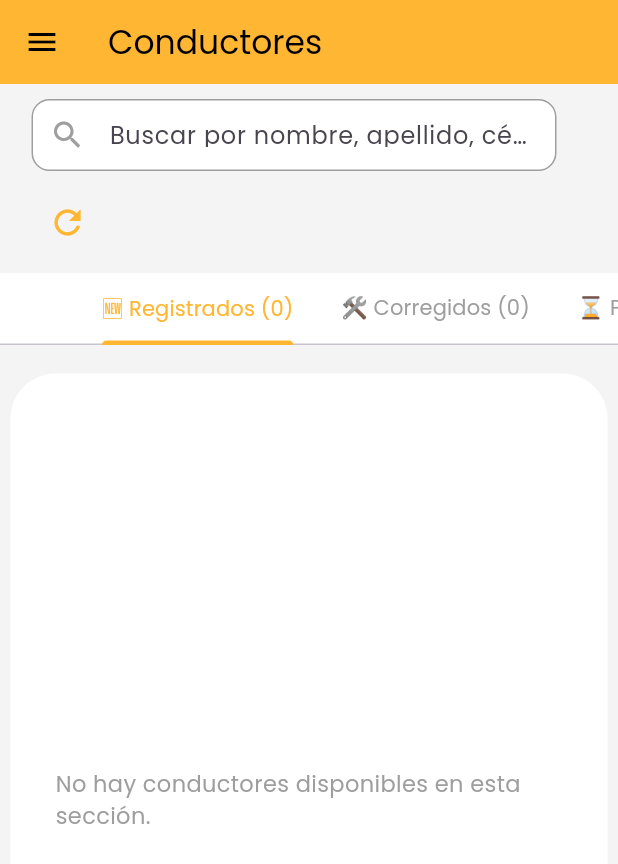
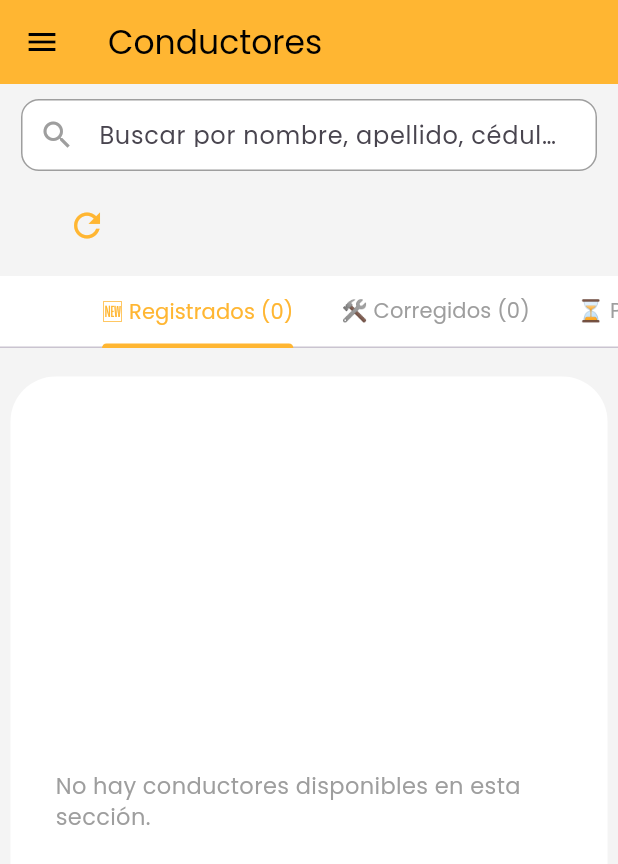
Before and after one commit to johnBernal1974/adminMetax, a Flutter app: the ConductoresPage widget shown alone on an empty page, opened directly, after a tap on the "refresh" icon, on a phone screen of 412 x 824 dp. Shown: the top 864 px of the screen. Run offline on Flutter 3.47's test engine with Material 3 defaults, Android fonts, the phone set to English and light mode, and no system bars; our stand-ins replace cached_network_image, cloud_firestore, cloud_functions, csv, file_picker, firebase_auth and 6 more; missing offline and left inert: audio_session, dart:html, dart:js, dart:ui_web, excel, firebase_app_check and 2 more; accounts and stored records are empty.

Commit message:
Se añade la busqueda por placas

```diff
--- a/lib/Pages/ConductoresPage/conductores_page.dart
+++ b/lib/Pages/ConductoresPage/conductores_page.dart
@@ -39,6 +39,8 @@ class _ConductoresPageState extends State<ConductoresPage> {
   bool cargandoActivosLocal = false;
   Timer? _debounce;
   int _initialTabIndex = 0; // Pestaña por defecto: Registrados (0)
+
+  Map<String, String> placasPorConductor = {};
 
   @override
   void initState() {
@@ -149,32 +151,63 @@ class _ConductoresPageState extends State<ConductoresPage> {
         (driver.the26CedulaTraseraFoto ?? "") == "rechazada";
   }
 
+
   Future<void> cargarErroresVehiculos() async {
-    final snapshot = await FirebaseFirestore.instance.collectionGroup("vehiculos").get();
+    final snapshot = await FirebaseFirestore.instance
+        .collectionGroup("vehiculos")
+        .get();
+
     Map<String, String> mapa = {};
+    Map<String, String> placas = {};
 
     for (var doc in snapshot.docs) {
       final data = doc.data();
       String estado = "";
 
-      if ((data["27_Tarjeta_Propiedad_Delantera_foto"] ?? "") == "corregida" ||
-          (data["28_Tarjeta_Propiedad_Trasera_foto"] ?? "") == "corregida") {
+      // Recuperar el conductor propietario del vehículo
+      final driverId = doc.reference.parent.parent?.id;
+
+      if (driverId == null) continue;
+
+      // Recuperar la placa del vehículo
+      final placa = (data["18_Placa"] ?? doc.id)
+          .toString()
+          .trim()
+          .toUpperCase();
+
+      if (placa.isNotEmpty) {
+        placas[driverId] = [
+          if (placas[driverId] != null) placas[driverId]!,
+          placa,
+        ].join(" ");
+      }
+
+      // Mantener la lógica actual de documentos corregidos/rechazados
+      if ((data["27_Tarjeta_Propiedad_Delantera_foto"] ?? "") ==
+          "corregida" ||
+          (data["28_Tarjeta_Propiedad_Trasera_foto"] ?? "") ==
+              "corregida") {
         estado = "corregida";
-      } else if ((data["27_Tarjeta_Propiedad_Delantera_foto"] ?? "") == "rechazada" ||
-          (data["28_Tarjeta_Propiedad_Trasera_foto"] ?? "") == "rechazada") {
+      } else if ((data["27_Tarjeta_Propiedad_Delantera_foto"] ?? "") ==
+          "rechazada" ||
+          (data["28_Tarjeta_Propiedad_Trasera_foto"] ?? "") ==
+              "rechazada") {
         estado = "rechazada";
       }
 
       if (estado.isNotEmpty) {
-        final driverId = data["driverId"];
         mapa[driverId] = estado;
       }
     }
 
+    if (!mounted) return;
+
     setState(() {
       driversEstadoVehiculo = mapa;
+      placasPorConductor = placas;
     });
   }
+
 
   List ordenarConductores(List lista) {
     lista.sort((a, b) {
@@ -206,86 +239,151 @@ class _ConductoresPageState extends State<ConductoresPage> {
     }
   }
 
+
+  bool _coincideBusqueda(Driver d, String q) {
+    if (q.isEmpty) return true;
+
+    final texto = q.toLowerCase().trim();
+
+    final nombres = (d.the01Nombres ?? "").toLowerCase();
+    final apellidos = (d.the02Apellidos ?? "").toLowerCase();
+    final documento = (d.the03NumeroDocumento ?? "").toLowerCase();
+    final celular = (d.the07Celular ?? "").toLowerCase();
+
+    // Placas recuperadas de la colección vehiculos
+    final placas = (placasPorConductor[d.id] ?? "").toLowerCase();
+
+    return nombres.contains(texto) ||
+        apellidos.contains(texto) ||
+        "$nombres $apellidos".contains(texto) ||
+        documento.contains(texto) ||
+        celular.contains(texto) ||
+        placas.contains(texto);
+  }
+
+
+
   @override
   Widget build(BuildContext context) {
     final driverProvider = Provider.of<DriverProvider>(context);
     final todosLosConductores = driverProvider.drivers;
     final bool puedeVerElite = _tienePermisoElite();
 
-    // 1. LÓGICA DE BÚSQUEDA (Nombre, Apellido, Cédula, Celular)
+    // 1. LÓGICA DE BÚSQUEDA
     final q = searchQuery.toLowerCase();
-    List filteredConductores = todosLosConductores.where((d) {
-      if (searchQuery.isEmpty) return true;
-      return (d.the01Nombres ?? "").toLowerCase().contains(q) ||
-          (d.the02Apellidos ?? "").toLowerCase().contains(q) ||
-          (d.the03NumeroDocumento ?? "").toLowerCase().contains(q) ||
-          (d.the07Celular ?? "").toLowerCase().contains(q);
-    }).toList();
+
+
+    List filteredConductores = todosLosConductores
+        .where((d) => _coincideBusqueda(d, q))
+        .toList();
+
 
     // 2. CATEGORÍAS
-    final registrados = ordenarConductores(filteredConductores.where((d) {
-      final estado = (d.verificacionStatus ?? "").toLowerCase().trim();
-      return estado == "registrado" && !tieneCorregida(d) && !tieneRechazada(d);
-    }).toList());
+    final registrados = ordenarConductores(
+      filteredConductores.where((d) {
+        final estado =
+        (d.verificacionStatus ?? "").toLowerCase().trim();
 
-    final corregidos = ordenarConductores(filteredConductores.where((d) {
-      final estado = (d.verificacionStatus ?? "").toLowerCase().trim();
+        return estado == "registrado" &&
+            !tieneCorregida(d) &&
+            !tieneRechazada(d);
+      }).toList(),
+    );
+
+    final corregidos = ordenarConductores(
+      filteredConductores.where((d) {
+        final estado =
+        (d.verificacionStatus ?? "").toLowerCase().trim();
         final estadoVehiculo = driversEstadoVehiculo[d.id];
-      if (estado == "bloqueado" || d.the38EstaBloqueado == true) return false;
-      return tieneCorregida(d) || estadoVehiculo == "corregida";
-    }).toList());
 
-    final rechazados = ordenarConductores(filteredConductores.where((d) {
-      final estado = (d.verificacionStatus ?? "").toLowerCase().trim();
-      if (estado == "bloqueado" || d.the38EstaBloqueado == true) return false;
+        if (estado == "bloqueado" ||
+            d.the38EstaBloqueado == true) {
+          return false;
+        }
+
+        return tieneCorregida(d) ||
+            estadoVehiculo == "corregida";
+      }).toList(),
+    );
+
+    final rechazados = ordenarConductores(
+      filteredConductores.where((d) {
+        final estado =
+        (d.verificacionStatus ?? "").toLowerCase().trim();
+
+        if (estado == "bloqueado" ||
+            d.the38EstaBloqueado == true) {
+          return false;
+        }
+
         return tieneRechazada(d) && !tieneCorregida(d);
-    }).toList());
+      }).toList(),
+    );
 
-    final procesando = ordenarConductores(filteredConductores.where((d) {
-      final estado = (d.verificacionStatus ?? "").toLowerCase().trim();
+    final procesando = ordenarConductores(
+      filteredConductores.where((d) {
+        final estado =
+        (d.verificacionStatus ?? "").toLowerCase().trim();
         final estadoVehiculo = driversEstadoVehiculo[d.id];
-      if (estado == "bloqueado" || d.the38EstaBloqueado == true) return false;
-      if (tieneCorregida(d) || estadoVehiculo == "corregida") return false;
-      return estado == "procesando" && !tieneRechazada(d);
-    }).toList());
 
-    final activados = ordenarConductores(listaConductoresActivosLocal.where((d) {
+        if (estado == "bloqueado" ||
+            d.the38EstaBloqueado == true) {
+          return false;
+        }
+
+        if (tieneCorregida(d) ||
+            estadoVehiculo == "corregida") {
+          return false;
+        }
+
+        return estado == "procesando" &&
+            !tieneRechazada(d);
+      }).toList(),
+    );
+
+
+    final activados = ordenarConductores(
+      listaConductoresActivosLocal.where((d) {
         if (d.the38EstaBloqueado == true) return false;
-      if (searchQuery.isNotEmpty) {
-        return (d.the01Nombres ?? "").toLowerCase().contains(q) ||
-            (d.the02Apellidos ?? "").toLowerCase().contains(q) ||
-            (d.the03NumeroDocumento ?? "").toLowerCase().contains(q) ||
-            (d.the07Celular ?? "").toLowerCase().contains(q);
-      }
-      return true;
-    }).toList());
 
-    // 🌟 FILTRO EXCLUSIVO PARA CONDUCTORES ELITE
-    final elites = ordenarConductores(listaConductoresActivosLocal.where((d) {
+        return _coincideBusqueda(d, q);
+      }).toList(),
+    );
+
+
+
+    final elites = ordenarConductores(
+      listaConductoresActivosLocal.where((d) {
         if (d.the38EstaBloqueado == true) return false;
         if (d.isElite != true) return false;
-      if (searchQuery.isNotEmpty) {
-        return (d.the01Nombres ?? "").toLowerCase().contains(q) ||
-            (d.the02Apellidos ?? "").toLowerCase().contains(q) ||
-            (d.the03NumeroDocumento ?? "").toLowerCase().contains(q) ||
-            (d.the07Celular ?? "").toLowerCase().contains(q);
-      }
-      return true;
-    }).toList());
+
+        return _coincideBusqueda(d, q);
+      }).toList(),
+    );
+
+
 
     final bloqueados = ordenarConductores([
       ...filteredConductores,
-      ...listaConductoresActivosLocal,
+      ...listaConductoresActivosLocal.where(
+            (d) => _coincideBusqueda(d, q),
+      ),
     ].where((d) {
-      final estado = (d.verificacionStatus ?? "").toLowerCase().trim();
-      return estado == "bloqueado" || d.the38EstaBloqueado == true;
+
+      final estado =
+      (d.verificacionStatus ?? "").toLowerCase().trim();
+
+      return estado == "bloqueado" ||
+          d.the38EstaBloqueado == true;
     }).toList().toSet().toList());
 
     totalDrivers = filteredConductores.length + activados.length;
 
-    // Ajusta la cantidad de pestañas según permisos
+    // PESTAÑAS SEGÚN PERMISOS
     final int cantidadTabs = puedeVerElite ? 7 : 6;
-    final int initialTabValida = _initialTabIndex < cantidadTabs ? _initialTabIndex : 0;
+
+    final int initialTabValida =
+    _initialTabIndex < cantidadTabs ? _initialTabIndex : 0;
 
     return MainLayout(
       pageTitle: 'Conductores',
@@ -294,13 +392,80 @@ class _ConductoresPageState extends State<ConductoresPage> {
         initialIndex: initialTabValida,
         child: Column(
           children: [
-            SizedBox(height: MediaQuery.of(context).padding.top),
+            SizedBox(
+              height: MediaQuery.of(context).padding.top,
+            ),
 
+            // BUSCADOR Y BOTONES RESPONSIVOS
             Padding(
-              padding: const EdgeInsets.symmetric(horizontal: 14.0, vertical: 10.0),
-              child: Wrap(
-                spacing: 10.0,
-                runSpacing: 10.0,
+              padding: const EdgeInsets.symmetric(
+                horizontal: 14.0,
+                vertical: 10.0,
+              ),
+              child: LayoutBuilder(
+                builder: (context, constraints) {
+                  final bool esMovil = constraints.maxWidth < 700;
+
+                  // MÓVIL: buscador arriba, botones debajo.
+                  if (esMovil) {
+                    return Column(
+                      crossAxisAlignment: CrossAxisAlignment.stretch,
+                      children: [
+                        SizedBox(
+                          width: double.infinity,
+                          child: _buildSearchField(),
+                        ),
+
+                        const SizedBox(height: 12),
+
+                        Wrap(
+                          spacing: 10,
+                          runSpacing: 10,
+                          crossAxisAlignment:
+                          WrapCrossAlignment.center,
+                          children: [
+                            _buildBotonSegmentado(
+                              context: context,
+                              titulo: 'Activos Vencidos',
+                              conductores:
+                              listaConductoresActivosLocal,
+                              color: Colors.red,
+                              icono: Icons.gpp_maybe_rounded,
+                            ),
+
+                            _buildBotonSegmentado(
+                              context: context,
+                              titulo: 'Pendientes Vencidos',
+                              conductores: filteredConductores,
+                              color: Colors.orange,
+                              icono: Icons.folder_zip_outlined,
+                            ),
+
+                            IconButton(
+                              icon: const Icon(
+                                Icons.refresh,
+                                size: 26,
+                              ),
+                              color: Theme.of(context).primaryColor,
+                              onPressed: () async {
+                                driverProvider.limpiarCache();
+                                driverProvider
+                                    .fetchPendientesServidor();
+
+                                await _cargarActivosDeFormaAislada();
+                                await cargarErroresVehiculos();
+                              },
+                            ),
+                          ],
+                        ),
+                      ],
+                    );
+                  }
+
+                  // COMPUTADOR: distribución horizontal.
+                  return Wrap(
+                    spacing: 10,
+                    runSpacing: 10,
                     crossAxisAlignment: WrapCrossAlignment.center,
                     children: [
                       _buildSearchField(),
@@ -322,19 +487,26 @@ class _ConductoresPageState extends State<ConductoresPage> {
                       ),
 
                       IconButton(
-                    icon: const Icon(Icons.refresh, size: 26),
+                        icon: const Icon(
+                          Icons.refresh,
+                          size: 26,
+                        ),
                         color: Theme.of(context).primaryColor,
                         onPressed: () async {
                           driverProvider.limpiarCache();
                           driverProvider.fetchPendientesServidor();
+
                           await _cargarActivosDeFormaAislada();
                           await cargarErroresVehiculos();
                         },
                       ),
                     ],
+                  );
+                },
               ),
             ),
 
+            // BARRA DE PESTAÑAS
             Container(
               color: Colors.white,
               width: double.infinity,
@@ -344,32 +516,75 @@ class _ConductoresPageState extends State<ConductoresPage> {
                 unselectedLabelColor: Colors.grey,
                 indicatorColor: Theme.of(context).primaryColor,
                 tabs: [
-                  Tab(text: "🆕 Registrados (${registrados.length})"),
-                  Tab(text: "🛠️ Corregidos (${corregidos.length})"),
-                  Tab(text: "⏳ Procesando (${procesando.length})"),
-                  Tab(text: "🚫 Rechazados (${rechazados.length})"),
-                  Tab(text: "🟢 Activos (${activados.length})"),
+                  Tab(
+                    text: "🆕 Registrados (${registrados.length})",
+                  ),
+                  Tab(
+                    text: "🛠️ Corregidos (${corregidos.length})",
+                  ),
+                  Tab(
+                    text: "⏳ Procesando (${procesando.length})",
+                  ),
+                  Tab(
+                    text: "🚫 Rechazados (${rechazados.length})",
+                  ),
+                  Tab(
+                    text: "🟢 Activos (${activados.length})",
+                  ),
                   if (puedeVerElite)
-                    Tab(text: "⭐ Elites (${elites.length}/60)"), // 🔒 TAB RESTRINGIDO
-                  Tab(text: "🔴 Bloqueados (${bloqueados.length})"),
+                    Tab(
+                      text: "⭐ Elites (${elites.length}/60)",
+                    ),
+                  Tab(
+                    text: "🔴 Bloqueados (${bloqueados.length})",
+                  ),
                 ],
               ),
             ),
 
             const SizedBox(height: 12),
 
+            // CONTENIDO DE LAS PESTAÑAS
             Expanded(
               child: Container(
                 padding: const EdgeInsets.all(10),
-                decoration: BoxDecoration(color: Colors.white, borderRadius: BorderRadius.circular(30)),
+                decoration: BoxDecoration(
+                  color: Colors.white,
+                  borderRadius: BorderRadius.circular(30),
+                ),
                 margin: const EdgeInsets.all(7),
                 child: TabBarView(
                   children: [
-                    _buildTabContent(registrados, false, puedeVerElite),
-                    _buildTabContent(corregidos, false, puedeVerElite),
-                    _buildTabContent(procesando, false, puedeVerElite),
-                    _buildTabContent(rechazados, false, puedeVerElite),
-                    _buildTabContent(activados, cargandoActivosLocal, puedeVerElite),
+                    _buildTabContent(
+                      registrados,
+                      false,
+                      puedeVerElite,
+                    ),
+
+                    _buildTabContent(
+                      corregidos,
+                      false,
+                      puedeVerElite,
+                    ),
+
+                    _buildTabContent(
+                      procesando,
+                      false,
+                      puedeVerElite,
+                    ),
+
+                    _buildTabContent(
+                      rechazados,
+                      false,
+                      puedeVerElite,
+                    ),
+
+                    _buildTabContent(
+                      activados,
+                      cargandoActivosLocal,
+                      puedeVerElite,
+                    ),
+
                     if (puedeVerElite)
                       EliteGroupTab(
                         conductoresElite: elites.cast<Driver>(),
@@ -377,7 +592,12 @@ class _ConductoresPageState extends State<ConductoresPage> {
                           await _cargarActivosDeFormaAislada();
                         },
                       ),
-                    _buildTabContent(bloqueados, false, puedeVerElite),
+
+                    _buildTabContent(
+                      bloqueados,
+                      false,
+                      puedeVerElite,
+                    ),
                   ],
                 ),
               ),
@@ -387,6 +607,7 @@ class _ConductoresPageState extends State<ConductoresPage> {
       ),
     );
   }
+
 
   Widget _buildBotonSegmentado({
     required BuildContext context,
```
Also changed, not shown: 1 other file. Lines whose indentation alone changed are shown as unchanged.
